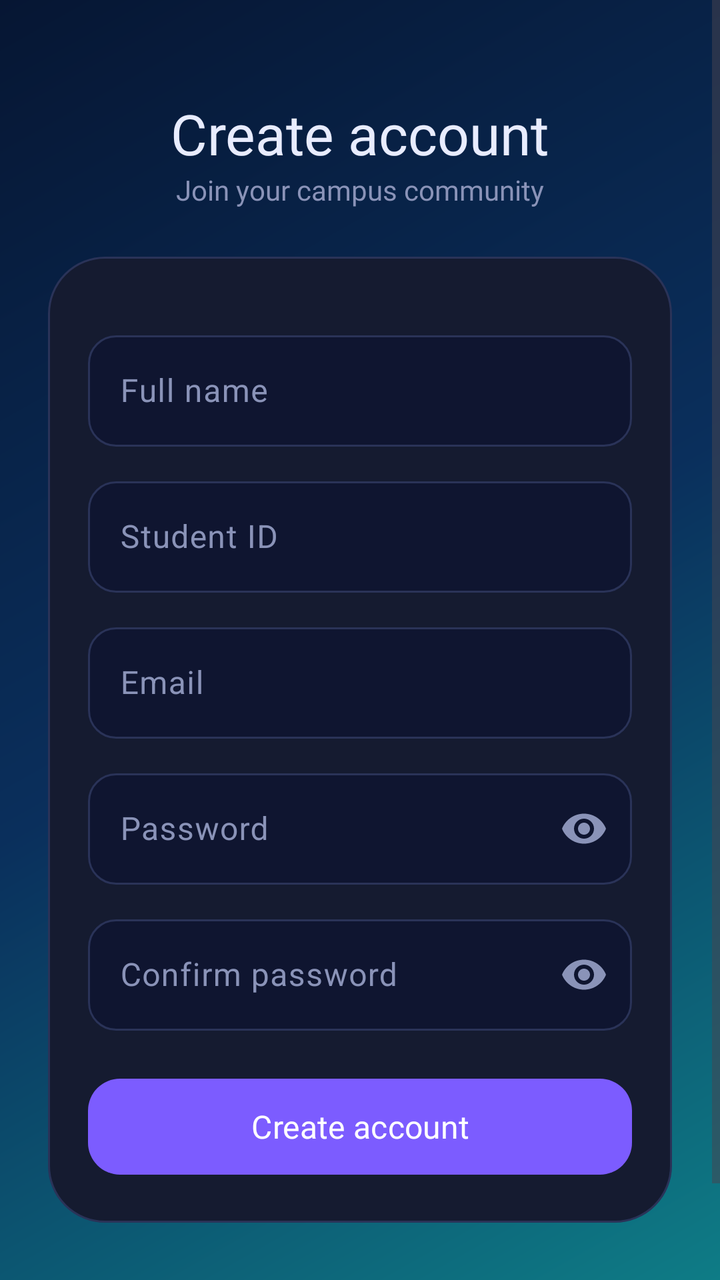
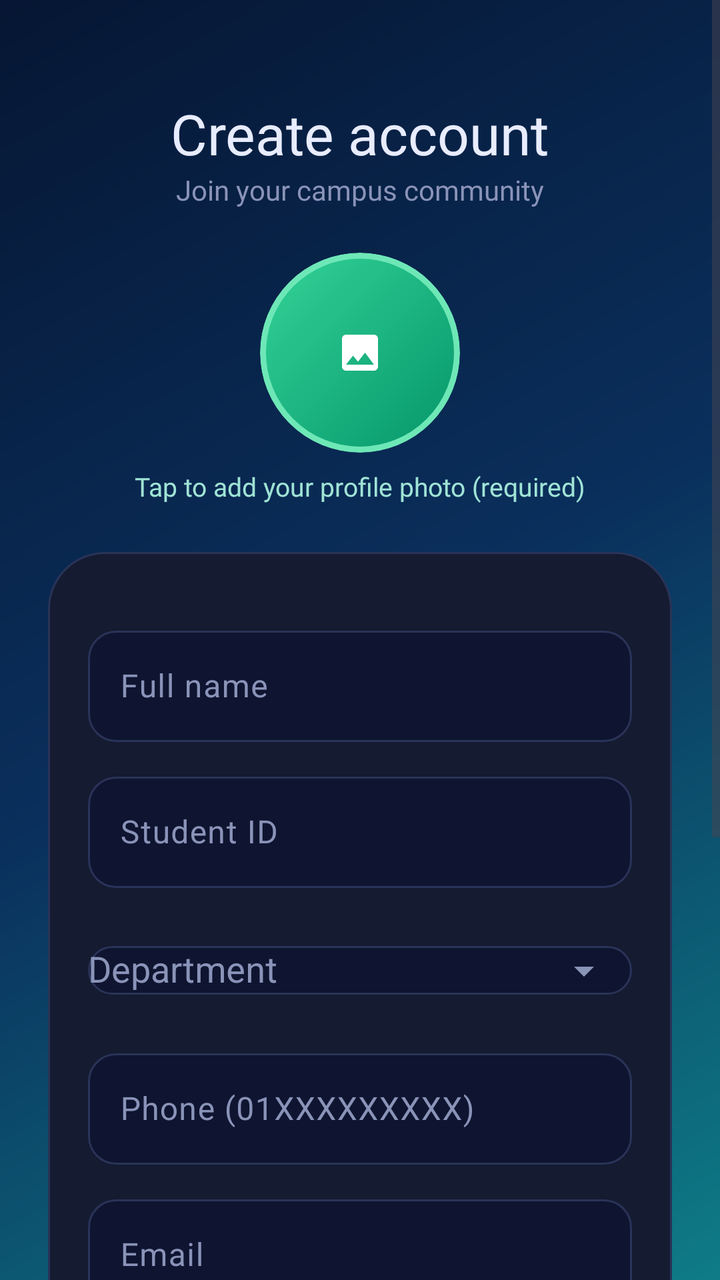

Two renders of the same Android screen: before a commit and after it. Below are the layout's source before the change and the commit's diff.
<!-- AndroidManifest.xml: application theme Theme.CampusPulse -->
<!-- res/layout/activity_register.xml -->
<?xml version="1.0" encoding="utf-8"?>
<ScrollView xmlns:android="http://schemas.android.com/apk/res/android"
    xmlns:app="http://schemas.android.com/apk/res-auto"
    android:layout_width="match_parent"
    android:layout_height="match_parent"
    android:background="@drawable/bg_splash"
    android:fillViewport="true">

    <LinearLayout
        android:layout_width="match_parent"
        android:layout_height="wrap_content"
        android:gravity="center_horizontal"
        android:orientation="vertical"
        android:padding="24dp">

        <TextView
            android:id="@+id/tvTitle"
            android:layout_width="wrap_content"
            android:layout_height="wrap_content"
            android:layout_marginTop="24dp"
            android:fontFamily="@font/poppins_bold"
            android:text="Create account"
            android:textColor="@color/text_main"
            android:textSize="28sp" />

        <TextView
            android:layout_width="wrap_content"
            android:layout_height="wrap_content"
            android:fontFamily="@font/poppins_regular"
            android:text="Join your campus community"
            android:textColor="@color/text_muted"
            android:textSize="14sp" />

        <LinearLayout
            android:id="@+id/card"
            android:layout_width="match_parent"
            android:layout_height="wrap_content"
            android:layout_marginTop="24dp"
            android:background="@drawable/bg_card"
            android:orientation="vertical"
            android:padding="20dp">

            <com.google.android.material.progressindicator.LinearProgressIndicator
                android:id="@+id/loading"
                android:layout_width="match_parent"
                android:layout_height="wrap_content"
                android:indeterminate="true"
                android:visibility="invisible"
                app:indicatorColor="@color/accent"
                app:trackColor="@color/stroke" />

            <com.google.android.material.textfield.TextInputLayout
                android:id="@+id/tilName"
                style="@style/Widget.CampusPulse.Input"
                android:layout_width="match_parent"
                android:layout_height="wrap_content"
                android:layout_marginTop="10dp"
                android:hint="Full name">

                <com.google.android.material.textfield.TextInputEditText
                    android:id="@+id/etName"
                    android:layout_width="match_parent"
                    android:layout_height="wrap_content"
                    android:inputType="textPersonName"
                    android:textColor="@color/text_main" />
            </com.google.android.material.textfield.TextInputLayout>

            <com.google.android.material.textfield.TextInputLayout
                android:id="@+id/tilStudentId"
                style="@style/Widget.CampusPulse.Input"
                android:layout_width="match_parent"
                android:layout_height="wrap_content"
                android:layout_marginTop="12dp"
                android:hint="Student ID">

                <com.google.android.material.textfield.TextInputEditText
                    android:id="@+id/etStudentId"
                    android:layout_width="match_parent"
                    android:layout_height="wrap_content"
                    android:inputType="text"
                    android:textColor="@color/text_main" />
            </com.google.android.material.textfield.TextInputLayout>

            <com.google.android.material.textfield.TextInputLayout
                android:id="@+id/tilEmail"
                style="@style/Widget.CampusPulse.Input"
                android:layout_width="match_parent"
                android:layout_height="wrap_content"
                android:layout_marginTop="12dp"
                android:hint="Email">

                <com.google.android.material.textfield.TextInputEditText
                    android:id="@+id/etEmail"
                    android:layout_width="match_parent"
                    android:layout_height="wrap_content"
                    android:inputType="textEmailAddress"
                    android:textColor="@color/text_main" />
            </com.google.android.material.textfield.TextInputLayout>

            <com.google.android.material.textfield.TextInputLayout
                android:id="@+id/tilPassword"
                style="@style/Widget.CampusPulse.Input"
                android:layout_width="match_parent"
                android:layout_height="wrap_content"
                android:layout_marginTop="12dp"
                android:hint="Password"
                app:endIconMode="password_toggle">

                <com.google.android.material.textfield.TextInputEditText
                    android:id="@+id/etPassword"
                    android:layout_width="match_parent"
                    android:layout_height="wrap_content"
                    android:inputType="textPassword"
                    android:textColor="@color/text_main" />
            </com.google.android.material.textfield.TextInputLayout>

            <com.google.android.material.textfield.TextInputLayout
                android:id="@+id/tilConfirm"
                style="@style/Widget.CampusPulse.Input"
                android:layout_width="match_parent"
                android:layout_height="wrap_content"
                android:layout_marginTop="12dp"
                android:hint="Confirm password"
                app:endIconMode="password_toggle">

                <com.google.android.material.textfield.TextInputEditText
                    android:id="@+id/etConfirm"
                    android:layout_width="match_parent"
                    android:layout_height="wrap_content"
                    android:inputType="textPassword"
                    android:textColor="@color/text_main" />
            </com.google.android.material.textfield.TextInputLayout>

            <com.google.android.material.button.MaterialButton
                android:id="@+id/btnRegister"
                android:layout_width="match_parent"
                android:layout_height="56dp"
                android:layout_marginTop="20dp"
                android:fontFamily="@font/poppins_bold"
                android:text="Create account"
                android:textAllCaps="false"
                android:textColor="@color/white"
                android:textSize="16sp"
                app:backgroundTint="@color/primary"
                app:cornerRadius="16dp" />
        </LinearLayout>

        <TextView
            android:id="@+id/tvBack"
            android:layout_width="wrap_content"
            android:layout_height="wrap_content"
            android:layout_marginTop="22dp"
            android:fontFamily="@font/poppins_regular"
            android:padding="8dp"
            android:text="Already have an account? Sign in"
            android:textColor="@color/accent"
            android:textSize="14sp" />
    </LinearLayout>
</ScrollView>
<!-- resources referenced by this layout -->
<resources>
  <color name="accent">#22D3EE</color>
  <color name="primary">#7C5CFF</color>
  <color name="stroke">#2A3358</color>
  <color name="text_main">#E8ECFF</color>
  <color name="text_muted">#8A93B8</color>
  <color name="white">#FFFFFF</color>
  <!-- drawable bg_card (drawable) -->
  <?xml version="1.0" encoding="utf-8"?>
  <shape xmlns:android="http://schemas.android.com/apk/res/android">
      <solid android:color="@color/surface"/>
      <stroke android:width="1dp" android:color="@color/stroke"/>
      <corners android:radius="28dp"/>
  </shape>
  <!-- drawable bg_splash (drawable) -->
  <?xml version="1.0" encoding="utf-8"?>
  <shape xmlns:android="http://schemas.android.com/apk/res/android">
      <gradient
          android:angle="315"
          android:startColor="@color/splash_navy"
          android:centerColor="@color/splash_blue"
          android:endColor="@color/splash_teal"
          android:type="linear" />
  </shape>
  <style name="Widget.CampusPulse.Input" parent="Widget.Material3.TextInputLayout.OutlinedBox">
          <item name="boxStrokeColor">@color/input_stroke</item>
          <item name="boxBackgroundColor">@color/input_bg</item>
          <item name="hintTextColor">@color/accent</item>
          <item name="android:textColorHint">@color/text_muted</item>
          <item name="endIconTint">@color/text_muted</item>
          <item name="startIconTint">@color/text_muted</item>
          <item name="boxCornerRadiusTopStart">14dp</item>
          <item name="boxCornerRadiusTopEnd">14dp</item>
          <item name="boxCornerRadiusBottomStart">14dp</item>
          <item name="boxCornerRadiusBottomEnd">14dp</item>
      </style>
  <style name="Theme.CampusPulse" parent="Theme.Material3.DayNight.NoActionBar" />
  <color name="surface">#151B30</color>
  <color name="splash_navy">#061633</color>
  <color name="splash_blue">#0A2F5C</color>
  <color name="splash_teal">#0E7C86</color>
  <color name="input_bg">#0F1530</color>
</resources>

<!-- the commit's change to res/layout/activity_register.xml (unified diff, before → after) -->
@@ -30,6 +30,44 @@
             android:text="Join your campus community"
             android:textColor="@color/text_muted"
             android:textSize="14sp" />
+        <FrameLayout
+            android:layout_width="104dp"
+            android:layout_height="104dp"
+            android:layout_marginTop="20dp">
+
+            <ImageView
+                android:id="@+id/ivAvatar"
+                android:layout_width="100dp"
+                android:layout_height="100dp"
+                android:layout_gravity="center"
+                android:background="@drawable/bg_avatar"
+                android:clickable="true"
+                android:clipToOutline="true"
+                android:contentDescription="Add profile photo"
+                android:focusable="true"
+                android:padding="30dp"
+                android:scaleType="centerInside"
+                android:src="@drawable/ic_photo" />
+
+            <com.google.android.material.progressindicator.CircularProgressIndicator
+                android:id="@+id/avatarLoading"
+                android:layout_width="wrap_content"
+                android:layout_height="wrap_content"
+                android:layout_gravity="center"
+                android:indeterminate="true"
+                android:visibility="gone"
+                app:indicatorColor="#FFFFFF" />
+        </FrameLayout>
+
+        <TextView
+            android:id="@+id/tvPhotoHint"
+            android:layout_width="wrap_content"
+            android:layout_height="wrap_content"
+            android:layout_marginTop="6dp"
+            android:fontFamily="@font/poppins_regular"
+            android:text="Tap to add your profile photo (required)"
+            android:textColor="#9FE3D6"
+            android:textSize="13sp" />
 
         <LinearLayout
             android:id="@+id/card"
@@ -78,6 +116,40 @@
                     android:layout_width="match_parent"
                     android:layout_height="wrap_content"
                     android:inputType="text"
+                    android:textColor="@color/text_main" />
+            </com.google.android.material.textfield.TextInputLayout>
+
+            <com.google.android.material.textfield.TextInputLayout
+                android:id="@+id/tilDept"
+                style="@style/Widget.CampusPulse.Input"
+                android:layout_width="match_parent"
+                android:layout_height="wrap_content"
+                android:layout_marginTop="12dp"
+                android:hint="Department"
+                app:endIconMode="dropdown_menu">
+
+                <com.google.android.material.textfield.MaterialAutoCompleteTextView
+                    android:id="@+id/actDept"
+                    android:layout_width="match_parent"
+                    android:layout_height="wrap_content"
+                    android:inputType="none"
+                    android:textColor="@color/text_main" />
+            </com.google.android.material.textfield.TextInputLayout>
+
+            <com.google.android.material.textfield.TextInputLayout
+                android:id="@+id/tilPhone"
+                style="@style/Widget.CampusPulse.Input"
+                android:layout_width="match_parent"
+                android:layout_height="wrap_content"
+                android:layout_marginTop="12dp"
+                android:hint="Phone (01XXXXXXXXX)">
+
+                <com.google.android.material.textfield.TextInputEditText
+                    android:id="@+id/etPhone"
+                    android:layout_width="match_parent"
+                    android:layout_height="wrap_content"
+                    android:inputType="phone"
+                    android:maxLength="14"
                     android:textColor="@color/text_main" />
             </com.google.android.material.textfield.TextInputLayout>
 
<!-- resource entries referenced after the edit -->
@@ -6,6 +6,11 @@
   <color name="text_main">#E8ECFF</color>
   <color name="text_muted">#8A93B8</color>
   <color name="white">#FFFFFF</color>
+  <!-- drawable bg_avatar (drawable) -->
+  <shape xmlns:android="http://schemas.android.com/apk/res/android" android:shape="oval">
+      <gradient android:startColor="#34D399" android:endColor="#059669" android:angle="315" />
+      <stroke android:width="3dp" android:color="#6EE7B7" />
+  </shape>
   <!-- drawable bg_card (drawable) -->
   <?xml version="1.0" encoding="utf-8"?>
   <shape xmlns:android="http://schemas.android.com/apk/res/android">
@@ -23,6 +28,13 @@
           android:endColor="@color/splash_teal"
           android:type="linear" />
   </shape>
+  <!-- drawable ic_photo (drawable) -->
+  <vector xmlns:android="http://schemas.android.com/apk/res/android"
+      android:width="24dp" android:height="24dp"
+      android:viewportWidth="24" android:viewportHeight="24">
+      <path android:fillColor="#FFFFFF"
+          android:pathData="M21,19V5c0,-1.1 -0.9,-2 -2,-2H5c-1.1,0 -2,0.9 -2,2v14c0,1.1 0.9,2 2,2h14c1.1,0 2,-0.9 2,-2zM8.5,13.5l2.5,3.01L14.5,12l4.5,6H5l3.5,-4.5z"/>
+  </vector>
   <style name="Widget.CampusPulse.Input" parent="Widget.Material3.TextInputLayout.OutlinedBox">
           <item name="boxStrokeColor">@color/input_stroke</item>
           <item name="boxBackgroundColor">@color/input_bg</item>
